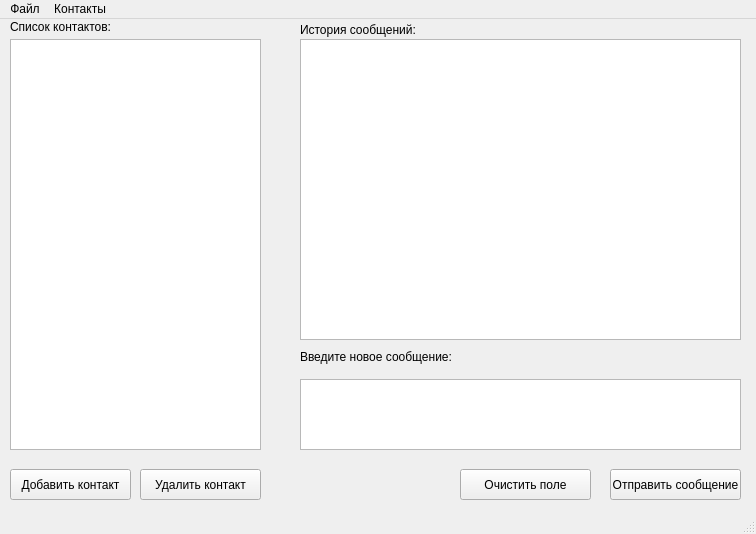
Before: the Qt Designer form practice/client/client.ui in RomanPM85/DB_PyQt, drawn with Qt 5.
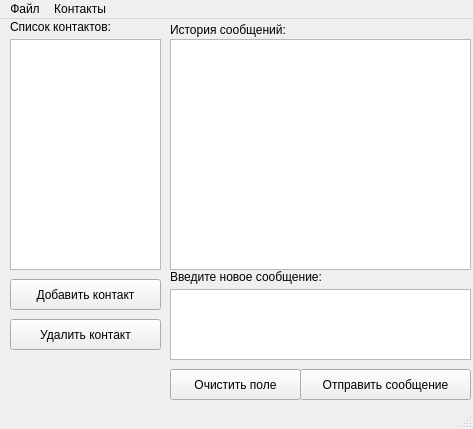
After: the same form once the commit is applied.

```diff
--- a/practice/client/client.ui
+++ b/practice/client/client.ui
@@ -6,20 +6,23 @@
    <rect>
     <x>0</x>
     <y>0</y>
-    <width>756</width>
-    <height>534</height>
+    <width>473</width>
+    <height>429</height>
    </rect>
   </property>
   <property name="minimumSize">
    <size>
-    <width>756</width>
-    <height>534</height>
+    <width>450</width>
+    <height>400</height>
    </size>
   </property>
   <property name="windowTitle">
    <string>Чат Программа alpha release</string>
   </property>
   <widget class="QWidget" name="centralwidget">
+   <property name="enabled">
+    <bool>true</bool>
+   </property>
    <widget class="QLabel" name="label_contacts">
     <property name="geometry">
      <rect>
@@ -37,8 +40,8 @@
     <property name="geometry">
      <rect>
       <x>10</x>
-      <y>450</y>
-      <width>121</width>
+      <y>260</y>
+      <width>151</width>
       <height>31</height>
      </rect>
     </property>
@@ -49,9 +52,9 @@
    <widget class="QPushButton" name="btn_remove_contact">
     <property name="geometry">
      <rect>
-      <x>140</x>
-      <y>450</y>
-      <width>121</width>
+      <x>10</x>
+      <y>300</y>
+      <width>151</width>
       <height>31</height>
      </rect>
     </property>
@@ -62,9 +65,9 @@
    <widget class="QLabel" name="label_history">
     <property name="geometry">
      <rect>
-      <x>300</x>
+      <x>170</x>
       <y>0</y>
-      <width>391</width>
+      <width>291</width>
       <height>21</height>
      </rect>
     </property>
@@ -75,9 +78,9 @@
    <widget class="QTextEdit" name="text_message">
     <property name="geometry">
      <rect>
-      <x>300</x>
-      <y>360</y>
-      <width>441</width>
+      <x>170</x>
+      <y>270</y>
+      <width>301</width>
       <height>71</height>
      </rect>
     </property>
@@ -85,8 +88,8 @@
    <widget class="QLabel" name="label_new_message">
     <property name="geometry">
      <rect>
-      <x>300</x>
-      <y>330</y>
+      <x>170</x>
+      <y>250</y>
       <width>171</width>
       <height>16</height>
      </rect>
@@ -100,27 +103,27 @@
      <rect>
       <x>10</x>
       <y>20</y>
-      <width>251</width>
-      <height>411</height>
+      <width>151</width>
+      <height>231</height>
      </rect>
     </property>
    </widget>
    <widget class="QListView" name="list_messages">
     <property name="geometry">
      <rect>
-      <x>300</x>
+      <x>170</x>
       <y>20</y>
-      <width>441</width>
-      <height>301</height>
+      <width>301</width>
+      <height>231</height>
      </rect>
     </property>
    </widget>
    <widget class="QPushButton" name="btn_send">
     <property name="geometry">
      <rect>
-      <x>610</x>
-      <y>450</y>
-      <width>131</width>
+      <x>300</x>
+      <y>350</y>
+      <width>171</width>
       <height>31</height>
      </rect>
     </property>
@@ -131,8 +134,8 @@
    <widget class="QPushButton" name="btn_clear">
     <property name="geometry">
      <rect>
-      <x>460</x>
-      <y>450</y>
+      <x>170</x>
+      <y>350</y>
       <width>131</width>
       <height>31</height>
      </rect>
@@ -147,8 +150,8 @@
     <rect>
      <x>0</x>
      <y>0</y>
-     <width>756</width>
-     <height>21</height>
+     <width>473</width>
+     <height>22</height>
     </rect>
    </property>
    <widget class="QMenu" name="menu">
```
